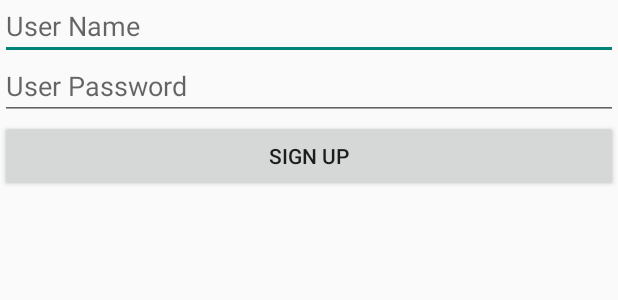
After one commit to wingjay/jianshi, an Android app: the layout activity_signup.xml on its own in the app's theme, with its tools: preview values and no code run, on a phone screen of 412 x 824 dp. The commit adds this screen. Shown: the top 300 px of the screen. Run offline under Robolectric (Android 15) with nearby library versions, the phone set to English and light mode, and no system bars; Roboto replaces fonts that are not available here.

Commit message:
add signup flow in client

```diff
--- a/android/app/src/main/java/com/wingjay/jianshi/data/Diary.java
+++ b/android/app/src/main/java/com/wingjay/jianshi/bean/Diary.java
@@ -1,4 +1,4 @@
-package com.wingjay.jianshi.data;
+package com.wingjay.jianshi.bean;
 
 import com.google.gson.annotations.SerializedName;
 import com.wingjay.jianshi.util.FullDateManager;
--- a/android/app/src/main/java/com/wingjay/jianshi/data/Table.java
+++ b/android/app/src/main/java/com/wingjay/jianshi/bean/Table.java
@@ -1,4 +1,4 @@
-package com.wingjay.jianshi.data;
+package com.wingjay.jianshi.bean;
 
 /**
  * Created by wingjay on 9/30/15.
--- a/android/app/src/main/java/com/wingjay/jianshi/db/DbUtil.java
+++ b/android/app/src/main/java/com/wingjay/jianshi/db/DbUtil.java
@@ -4,7 +4,7 @@ import android.content.ContentValues;
 import android.database.Cursor;
 import android.database.sqlite.SQLiteDatabase;
 
-import com.wingjay.jianshi.data.Diary;
+import com.wingjay.jianshi.bean.Diary;
 import com.wingjay.jianshi.global.JianShiApplication;
 import com.wingjay.jianshi.util.FullDateManager;
 
--- a/android/app/src/main/java/com/wingjay/jianshi/di/AppComponent.java
+++ b/android/app/src/main/java/com/wingjay/jianshi/di/AppComponent.java
@@ -1,6 +1,7 @@
 package com.wingjay.jianshi.di;
 
 import com.wingjay.jianshi.ui.MainActivity;
+import com.wingjay.jianshi.ui.SignupActivity;
 
 import javax.inject.Singleton;
 
@@ -14,4 +15,7 @@ import dagger.Component;
 public interface AppComponent {
 
   void inject(MainActivity obj);
+
+  void inject(SignupActivity obj);
+
 }
--- a/android/app/src/main/java/com/wingjay/jianshi/global/JianShiApplication.java
+++ b/android/app/src/main/java/com/wingjay/jianshi/global/JianShiApplication.java
@@ -39,7 +39,7 @@ public class JianShiApplication extends Application {
     return dbOpenHepler;
   }
 
-  private AppComponent appComponent;
+  private static AppComponent appComponent;
 
   @Override
   public void onCreate() {
@@ -59,7 +59,7 @@ public class JianShiApplication extends Application {
     instance = this;
   }
 
-  public AppComponent getAppComponent() {
+  public static AppComponent getAppComponent() {
     return appComponent;
   }
 
--- a/android/app/src/main/java/com/wingjay/jianshi/ui/DiaryListActivity.java
+++ b/android/app/src/main/java/com/wingjay/jianshi/ui/DiaryListActivity.java
@@ -7,7 +7,7 @@ import android.support.v7.widget.LinearLayoutManager;
 import android.support.v7.widget.RecyclerView;
 
 import com.wingjay.jianshi.R;
-import com.wingjay.jianshi.data.Diary;
+import com.wingjay.jianshi.bean.Diary;
 import com.wingjay.jianshi.db.DbUtil;
 import com.wingjay.jianshi.ui.adapter.DiaryListAdapter;
 import com.wingjay.jianshi.ui.base.BaseActivity;
--- a/android/app/src/main/java/com/wingjay/jianshi/ui/EditActivity.java
+++ b/android/app/src/main/java/com/wingjay/jianshi/ui/EditActivity.java
@@ -16,7 +16,7 @@ import android.widget.ScrollView;
 import android.widget.Toast;
 
 import com.wingjay.jianshi.R;
-import com.wingjay.jianshi.data.Diary;
+import com.wingjay.jianshi.bean.Diary;
 import com.wingjay.jianshi.db.DbUtil;
 import com.wingjay.jianshi.ui.base.BaseActivity;
 import com.wingjay.jianshi.util.LanguageUtil;
--- a/android/app/src/main/java/com/wingjay/jianshi/ui/MainActivity.java
+++ b/android/app/src/main/java/com/wingjay/jianshi/ui/MainActivity.java
@@ -51,7 +51,7 @@ public class MainActivity extends BaseActivity {
   @Override
   protected void onCreate(Bundle savedInstanceState) {
     super.onCreate(savedInstanceState);
-    JianShiApplication.getInstance().getAppComponent().inject(MainActivity.this);
+    JianShiApplication.getAppComponent().inject(MainActivity.this);
 
     setContentView(R.layout.activity_main);
 
--- a/android/app/src/main/java/com/wingjay/jianshi/ui/ViewActivity.java
+++ b/android/app/src/main/java/com/wingjay/jianshi/ui/ViewActivity.java
@@ -12,7 +12,7 @@ import android.widget.ScrollView;
 import android.widget.TextView;
 
 import com.wingjay.jianshi.R;
-import com.wingjay.jianshi.data.Diary;
+import com.wingjay.jianshi.bean.Diary;
 import com.wingjay.jianshi.db.DbUtil;
 import com.wingjay.jianshi.prefs.UserPrefs;
 import com.wingjay.jianshi.ui.base.BaseActivity;
--- a/android/app/src/main/java/com/wingjay/jianshi/ui/adapter/DiaryListAdapter.java
+++ b/android/app/src/main/java/com/wingjay/jianshi/ui/adapter/DiaryListAdapter.java
@@ -11,7 +11,7 @@ import android.widget.TextView;
 import android.widget.Toast;
 
 import com.wingjay.jianshi.R;
-import com.wingjay.jianshi.data.Diary;
+import com.wingjay.jianshi.bean.Diary;
 import com.wingjay.jianshi.db.DbUtil;
 import com.wingjay.jianshi.ui.ViewActivity;
 import com.wingjay.jianshi.ui.base.BaseActivity;
--- a/android/app/src/main/java/com/wingjay/jianshi/ui/base/BaseActivity.java
+++ b/android/app/src/main/java/com/wingjay/jianshi/ui/base/BaseActivity.java
@@ -2,9 +2,11 @@ package com.wingjay.jianshi.ui.base;
 
 import android.os.Bundle;
 import android.support.annotation.LayoutRes;
+import android.support.annotation.NonNull;
 import android.support.v7.app.AppCompatActivity;
 import android.util.Log;
 import android.view.View;
+import android.widget.Toast;
 
 
 import com.wingjay.jianshi.R;
@@ -14,6 +16,7 @@ import butterknife.ButterKnife;
 
 public class BaseActivity extends AppCompatActivity {
 
+  //todo(wingjay) Add RxLifecycle function
   protected boolean isVisible = false;
 
   protected View containerView;
@@ -81,4 +84,7 @@ public class BaseActivity extends AppCompatActivity {
     return isVisible;
   }
 
+  protected void makeToask(@NonNull String content) {
+    Toast.makeText(this, content, Toast.LENGTH_SHORT).show();
   }
+}
--- /dev/null
+++ b/android/app/src/main/res/layout/activity_signup.xml
@@ -0,0 +1,28 @@
+<?xml version="1.0" encoding="utf-8"?>
+<LinearLayout xmlns:android="http://schemas.android.com/apk/res/android"
+              android:orientation="vertical"
+              android:layout_width="match_parent"
+              android:layout_height="match_parent">
+
+    <EditText
+        android:id="@+id/user_name"
+        android:layout_width="match_parent"
+        android:layout_height="40dp"
+        android:hint="User Name"
+        />
+
+    <EditText
+        android:id="@+id/user_password"
+        android:layout_width="match_parent"
+        android:layout_height="40dp"
+        android:hint="User Password"
+        />
+
+    <Button
+        android:id="@+id/signup_button"
+        android:layout_width="match_parent"
+        android:layout_height="wrap_content"
+        android:text="Sign up"
+        />
+
+</LinearLayout>
```
Also changed, not shown: android/app/src/main/java/com/wingjay/jianshi/JianshiConstant.java (added, +10 -0 lines), android/app/src/main/java/com/wingjay/jianshi/bean/User.java (added, +30 -0 lines), android/app/src/main/java/com/wingjay/jianshi/network/UserService.java (+7 -1 lines), android/app/src/main/java/com/wingjay/jianshi/prefs/UserPrefs.java (+35 -2 lines), android/app/src/main/java/com/wingjay/jianshi/ui/SignupActivity.java (added, +88 -0 lines), android/app/src/main/java/com/wingjay/jianshi/util/RxUtil.java (added, +22 -0 lines). Lines whose indentation alone changed are shown as unchanged.
